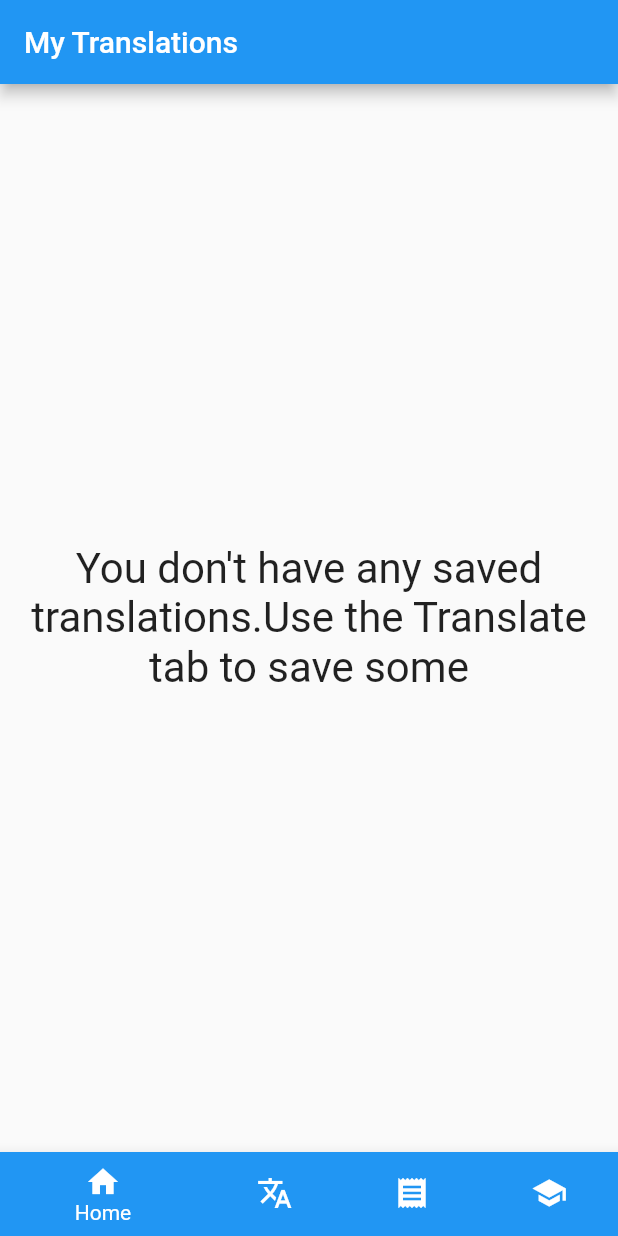
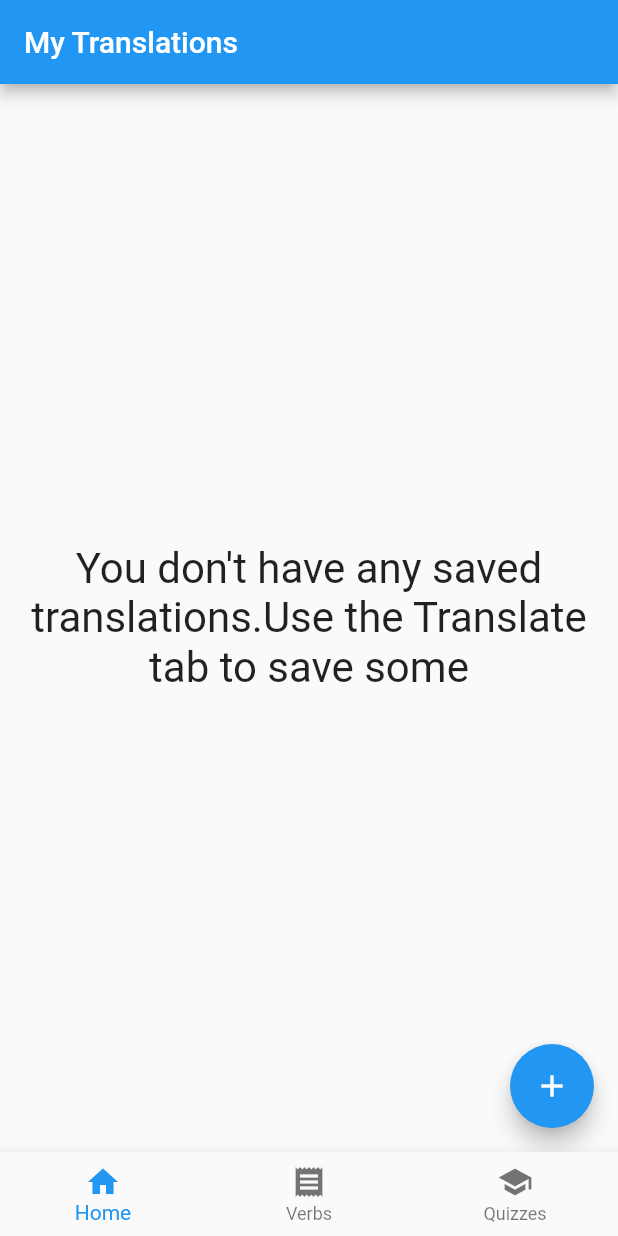
Before and after one commit to aroussie-zz/Translator, a Flutter app: the screen it shows after launch, on a phone screen of 412 x 824 dp. Run offline on Flutter 3.47's test engine with Material 2 defaults, Android fonts, the phone set to English and light mode, and no system bars; our stand-ins replace shared_preferences, sqflite; missing offline and left inert: translator; accounts and stored records are empty.

Commit message:
Misc bugs (#18)
* setup xcode to run the app

* Fixed database delete for translations

* App is working on iOS as well

```diff
--- a/lib/screens/HomePage.dart
+++ b/lib/screens/HomePage.dart
@@ -32,12 +32,6 @@ class _HomeState extends State<HomePage>{
         icon: Icons.home,
         color: Colors.blue,
         screen: TranslationListPage()),
-    TabDestination(
-        position: 1,
-        title: 'Translate',
-        icon: Icons.translate,
-        color: Colors.blue,
-        screen: TranslatePage()),
     TabDestination(
         position: 2,
         title: 'Verbs',
--- a/lib/screens/TranslationListPage.dart
+++ b/lib/screens/TranslationListPage.dart
@@ -3,6 +3,8 @@ import 'package:myTranslator/models/Translation.dart';
 import 'package:myTranslator/utilities/DatabaseHelper.dart';
 import 'package:path/path.dart';
 import 'package:sqflite/sqflite.dart';
+
+import 'TranslatePage.dart';
 
 class TranslationListPage extends StatefulWidget {
   @override
@@ -12,7 +14,7 @@ class TranslationListPage extends StatefulWidget {
 }
 
 class _TranslationListState extends State<TranslationListPage> {
-  final GlobalKey<AnimatedListState> _listKey = GlobalKey();
+  GlobalKey<AnimatedListState> _listKey = GlobalKey();
   List<Translation> _translations = [];
 
   @override
@@ -25,24 +27,37 @@ class _TranslationListState extends State<TranslationListPage> {
             child: FutureBuilder(
                 future: _fetchTranslations(),
                 builder: (context, snapshot) {
+                  if (snapshot.data == null ||
+                      snapshot.connectionState != ConnectionState.done) {
+                    return Center(child: CircularProgressIndicator());
+                  } else {
                     _translations = snapshot.data;
-                  return _translations == null
-                      ? Center(child: CircularProgressIndicator())
-                      : _translations.isNotEmpty
-                          ? AnimatedList(
+                    if (_translations.isNotEmpty) {
+                      return AnimatedList(
                           key: _listKey,
                           initialItemCount: _translations.length,
                           itemBuilder: (context, index, animation) {
                             return _buildListTile(
                                 _translations[index], animation);
-                              })
-                          : Center(
+                          });
+                    } else {
+                      return Center(
                           child: Text(
                               "You don't have any saved translations."
                               "Use the Translate tab to save some",
                               textAlign: TextAlign.center,
                               textScaleFactor: 2));
-                })));
+                    }
+                  }
+                })),
+        floatingActionButton: FloatingActionButton(
+            child: Icon(Icons.add),
+            onPressed: () => _goToTranslatePage(context)));
+  }
+
+  void _goToTranslatePage(BuildContext context) {
+    Navigator.of(context).push(
+        MaterialPageRoute(builder: (BuildContext context) => TranslatePage()));
   }
 
   ///Build an item with animation that will be given by the AnimatedList
@@ -68,11 +83,8 @@ class _TranslationListState extends State<TranslationListPage> {
     };
 
     _listKey.currentState.removeItem(indexToDelete, builder);
-
-    var database = await openDatabase(
-        join(await getDatabasesPath(), "my_translation_database.db"));
-    database
-        .delete("translation", where: "id = ?", whereArgs: [itemToDelete.id]);
+    var databaseHelper = DatabaseHelper();
+    databaseHelper.deleteTranslation(itemToDelete);
   }
 
   ///Open or create a Database and fetch the exising translations
--- a/lib/utilities/DatabaseHelper.dart
+++ b/lib/utilities/DatabaseHelper.dart
@@ -120,6 +120,12 @@ class DatabaseHelper {
     });
   }
 
+  Future<int> deleteTranslation(Translation translation) async {
+    Database db = await this.database;
+    var results = db.delete(translationTable, where: 'id = ?', whereArgs: [translation.id]);
+    return results;
+  }
+
   // QUIZ LOGIC
 
   Future<int> saveQuiz(Quiz quiz) async {
```
Also changed, not shown: lib/screens/TranslatePage.dart (+18 -11 lines), 5 other files. Lines whose indentation alone changed are shown as unchanged.
